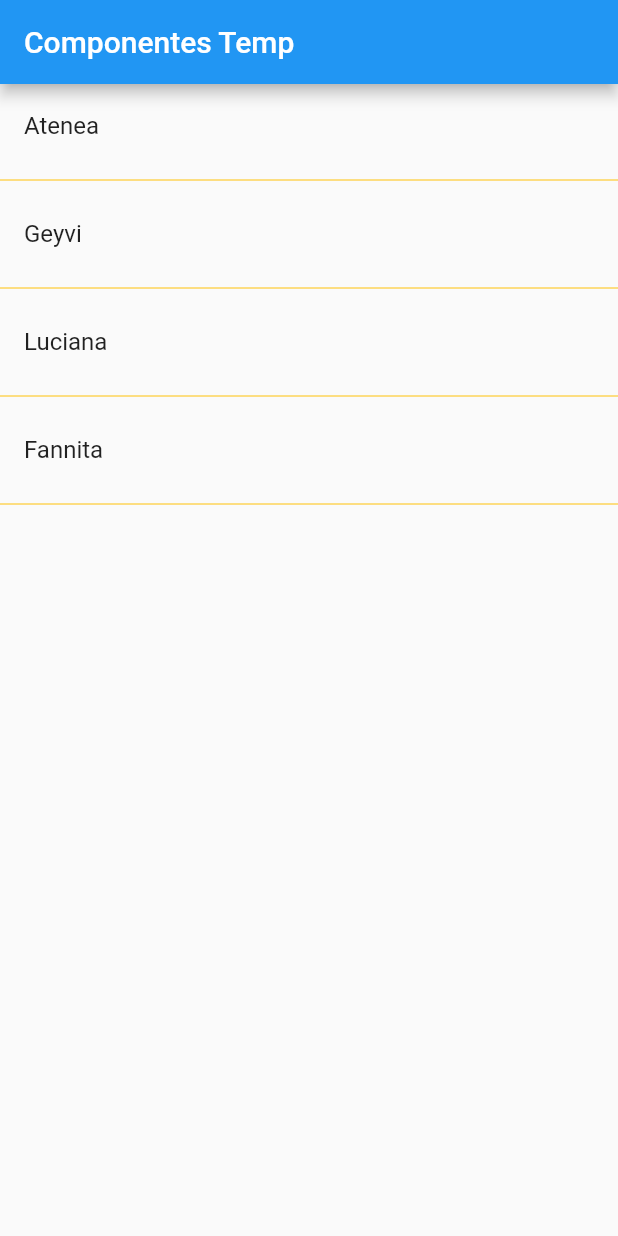
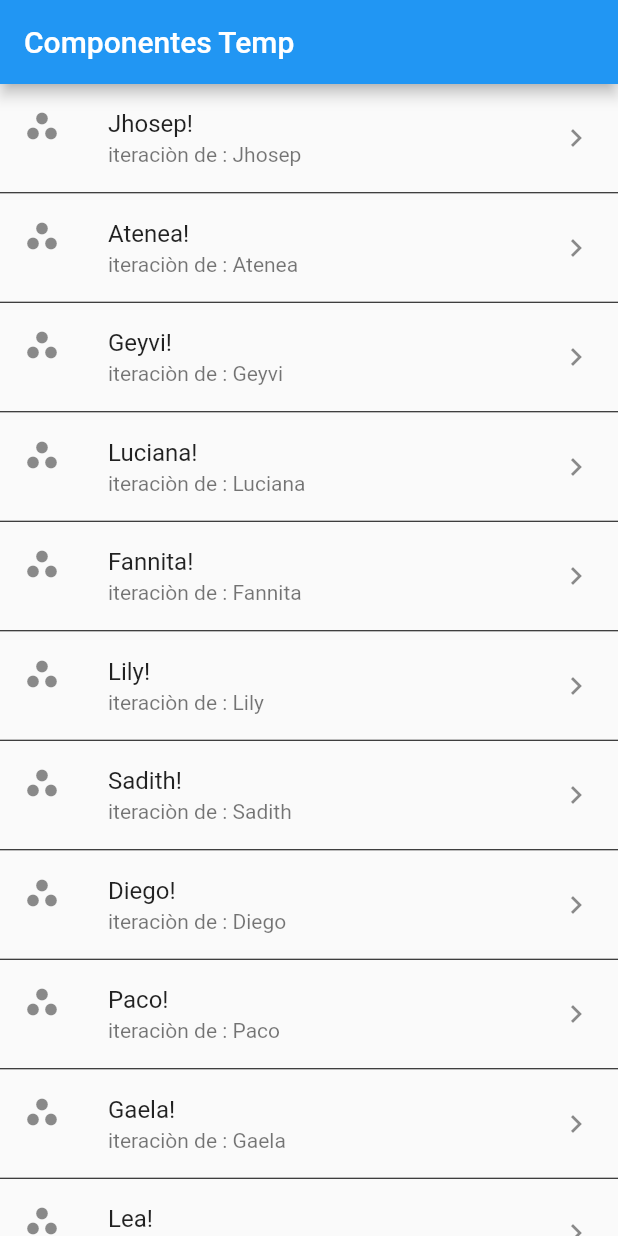
Before and after one commit to JhosepGC14/App_List_Components, a Flutter app: the screen it shows after launch, on a phone screen of 412 x 824 dp. Run offline on Flutter 3.47's test engine with Material 2 defaults, Android fonts, the phone set to English and light mode, and no system bars.

Commit message:
terminando el homepage temporal

```diff
--- a/lib/main.dart
+++ b/lib/main.dart
@@ -1,7 +1,9 @@
+import 'package:app_list_components/src/pages/home_temp.dart';
 import 'package:flutter/material.dart';
 
 //pages
 import 'package:app_list_components/src/pages/home_temp.dart';
+// import 'package:app_list_components/src/pages/home_page.dart';
 
 void main() => runApp(MyApp());
 
@@ -12,6 +14,7 @@ class MyApp extends StatelessWidget {
       title: 'Componetes',
       debugShowCheckedModeBanner: false,
       home: HomePageTemp(),
+      // home: HomePage(),
     );
   }
 }
--- a/lib/src/pages/home_temp.dart
+++ b/lib/src/pages/home_temp.dart
@@ -1,7 +1,32 @@
 import 'package:flutter/material.dart';
 
 class HomePageTemp extends StatelessWidget {
-  final List<String> opciones = ['Atenea', 'Geyvi', 'Luciana', 'Fannita'];
+  final List<String> opciones = [
+    'Jhosep',
+    'Atenea',
+    'Geyvi',
+    'Luciana',
+    'Fannita',
+    'Lily',
+    'Sadith',
+    'Diego',
+    'Paco',
+    'Gaela',
+    'Lea',
+    'Felino',
+    'Sadith',
+    'Diego',
+    'Paco',
+    'Gaela',
+    'Lea',
+    'Felino',
+    'Sadith',
+    'Diego',
+    'Paco',
+    'Gaela',
+    'Lea',
+    'Felino'
+  ];
 
   @override
   Widget build(BuildContext context) {
@@ -10,12 +35,14 @@ class HomePageTemp extends StatelessWidget {
         title: Text("Componentes Temp"),
       ),
       body: ListView(
-        children: _crearItems(),
+        // children: _crearItems(),
+        children: _crearItemsCorta(),
       ),
     );
   }
 
-  //pimera forma de iterar datos de una lista
+  //pimera forma de iterar datos de una lista -
+  //forma larga
   List<Widget> _crearItems() {
     List<Widget> lista = new List<Widget>();
 
@@ -24,7 +51,6 @@ class HomePageTemp extends StatelessWidget {
         title: Text(opt),
       );
       print(opt);
-
       //primera forma
       // lista.add(tempWidget);
       // lista.add(Divider(
@@ -38,7 +64,28 @@ class HomePageTemp extends StatelessWidget {
           color: Colors.amber,
         ));
     }
-
     return lista;
   }
+
+  //Segunda forma de iterar datos en una lista
+  //forma corta
+  List<Widget> _crearItemsCorta() {
+    return opciones.map((item) {
+      return Column(
+        children: [
+          ListTile(
+            title: Text(item + "!"),
+            subtitle: Text('iteraciòn de : ' + item),
+            leading: Icon(Icons.workspaces_filled),
+            trailing: Icon(Icons.keyboard_arrow_right),
+            onTap: () {},
+          ),
+          Divider(
+            color: Colors.black,
+            height: 1.00,
+          ),
+        ],
+      );
+    }).toList();
+  }
 }
```
Also changed, not shown: lib/src/pages/home_page.dart (added, +44 -0 lines).
